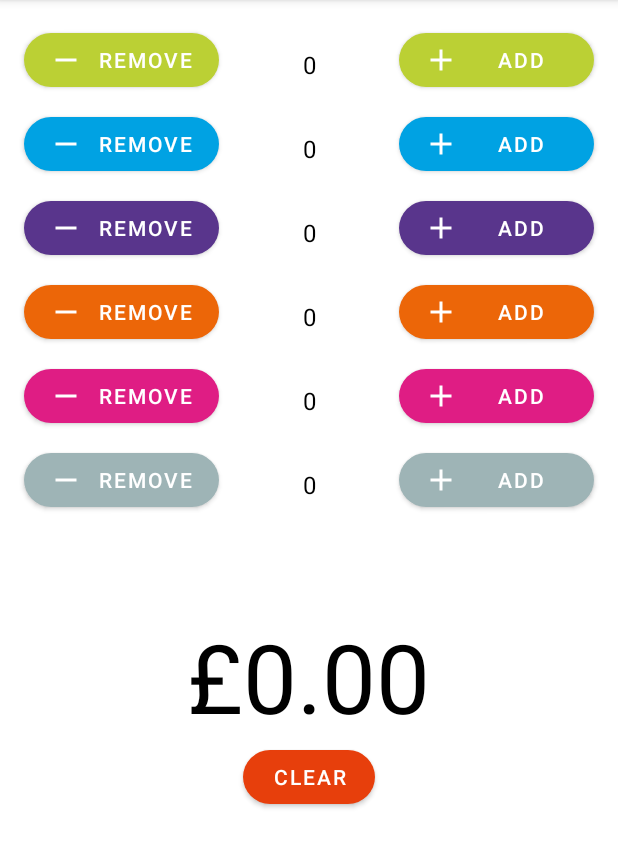
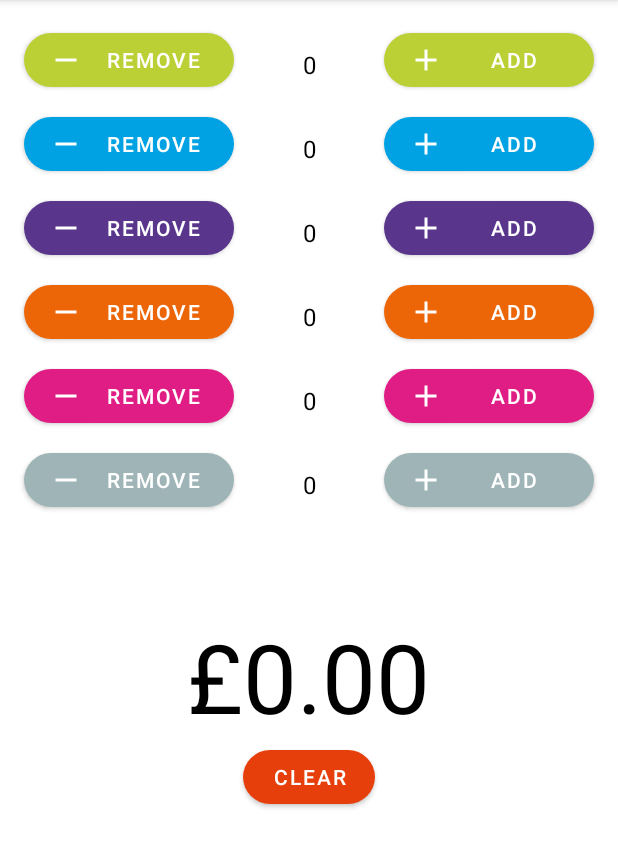
Before and after one commit to wrussell1999/yo-sushi-price-calculator, an Android app: the screen it shows after launch (MainActivity), on a phone screen of 412 x 824 dp, the part 84-952 px from its top. Run offline under Robolectric (Android 15) with nearby library versions, the phone set to English and light mode, and no system bars.

Commit message:
Stop remove button overflowing

```diff
--- a/app/src/main/res/layout/activity_main.xml
+++ b/app/src/main/res/layout/activity_main.xml
@@ -20,7 +20,7 @@
 
             <com.google.android.material.button.MaterialButton
                 android:id="@+id/green_left_button"
-                android:layout_width="130dp"
+                android:layout_width="140dp"
                 android:layout_height="wrap_content"
                 android:layout_marginStart="16dp"
                 style="@style/Widget.MaterialComponents.Button.IconButton"
@@ -44,7 +44,7 @@
 
             <com.google.android.material.button.MaterialButton
                 android:id="@+id/green_right_button"
-                android:layout_width="130dp"
+                android:layout_width="140dp"
                 android:layout_height="wrap_content"
                 android:layout_marginEnd="16dp"
                 android:layout_alignParentEnd="true"
@@ -67,7 +67,7 @@
 
             <com.google.android.material.button.MaterialButton
                 android:id="@+id/blue_left_button"
-                android:layout_width="130dp"
+                android:layout_width="140dp"
                 android:layout_height="wrap_content"
                 android:layout_marginStart="16dp"
                 style="@style/Widget.MaterialComponents.Button.IconButton"
@@ -91,7 +91,7 @@
 
             <com.google.android.material.button.MaterialButton
                 android:id="@+id/blue_right_button"
-                android:layout_width="130dp"
+                android:layout_width="140dp"
                 android:layout_height="wrap_content"
                 android:layout_marginEnd="16dp"
                 android:layout_alignParentEnd="true"
@@ -113,7 +113,7 @@
 
             <com.google.android.material.button.MaterialButton
                 android:id="@+id/purple_left_button"
-                android:layout_width="130dp"
+                android:layout_width="140dp"
                 android:layout_height="wrap_content"
                 android:layout_marginStart="16dp"
                 style="@style/Widget.MaterialComponents.Button.IconButton"
@@ -137,7 +137,7 @@
 
             <com.google.android.material.button.MaterialButton
                 android:id="@+id/purple_right_button"
-                android:layout_width="130dp"
+                android:layout_width="140dp"
                 android:layout_height="wrap_content"
                 android:layout_marginEnd="16dp"
                 android:layout_alignParentEnd="true"
@@ -159,7 +159,7 @@
 
             <com.google.android.material.button.MaterialButton
                 android:id="@+id/orange_left_button"
-                android:layout_width="130dp"
+                android:layout_width="140dp"
                 android:layout_height="wrap_content"
                 android:layout_marginStart="16dp"
                 style="@style/Widget.MaterialComponents.Button.IconButton"
@@ -183,7 +183,7 @@
 
             <com.google.android.material.button.MaterialButton
                 android:id="@+id/orange_right_button"
-                android:layout_width="130dp"
+                android:layout_width="140dp"
                 android:layout_height="wrap_content"
                 android:layout_marginEnd="16dp"
                 android:layout_alignParentEnd="true"
@@ -205,7 +205,7 @@
 
             <com.google.android.material.button.MaterialButton
                 android:id="@+id/pink_left_button"
-                android:layout_width="130dp"
+                android:layout_width="140dp"
                 android:layout_height="wrap_content"
                 android:layout_marginStart="16dp"
                 style="@style/Widget.MaterialComponents.Button.IconButton"
@@ -229,7 +229,7 @@
 
             <com.google.android.material.button.MaterialButton
                 android:id="@+id/pink_right_button"
-                android:layout_width="130dp"
+                android:layout_width="140dp"
                 android:layout_height="wrap_content"
                 android:layout_marginEnd="16dp"
                 android:layout_alignParentEnd="true"
@@ -251,7 +251,7 @@
 
             <com.google.android.material.button.MaterialButton
                 android:id="@+id/grey_left_button"
-                android:layout_width="130dp"
+                android:layout_width="140dp"
                 android:layout_height="wrap_content"
                 android:layout_marginStart="16dp"
                 style="@style/Widget.MaterialComponents.Button.IconButton"
@@ -275,7 +275,7 @@
 
             <com.google.android.material.button.MaterialButton
                 android:id="@+id/grey_right_button"
-                android:layout_width="130dp"
+                android:layout_width="140dp"
                 android:layout_height="wrap_content"
                 android:layout_marginEnd="16dp"
                 android:layout_alignParentEnd="true"
```
